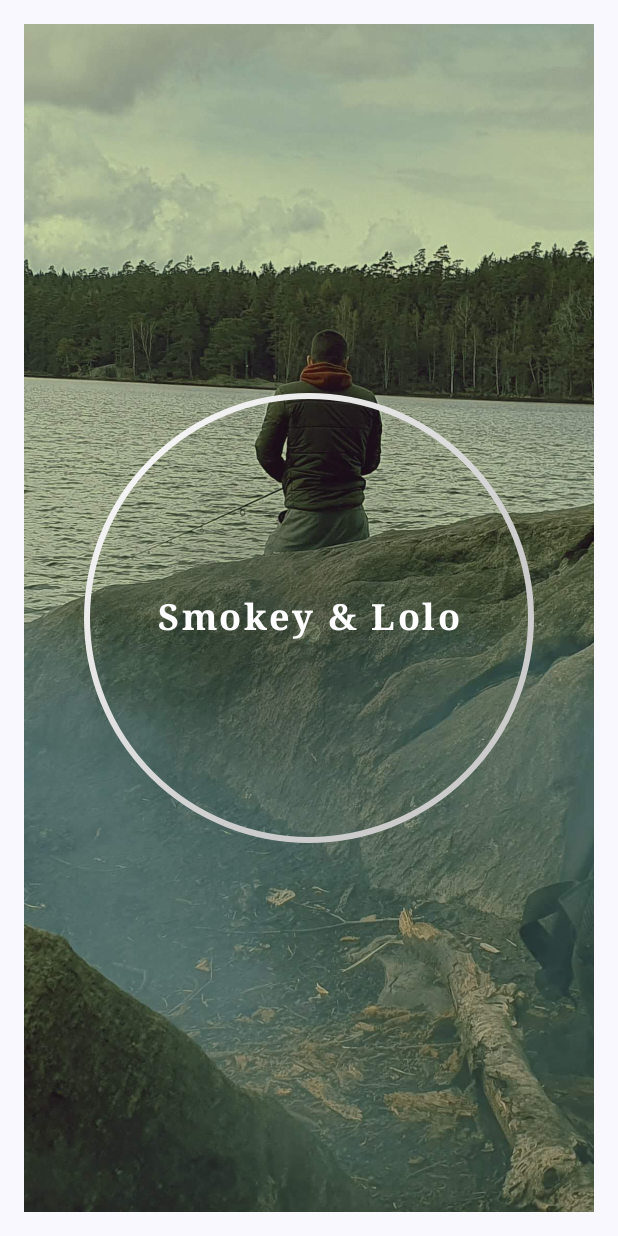
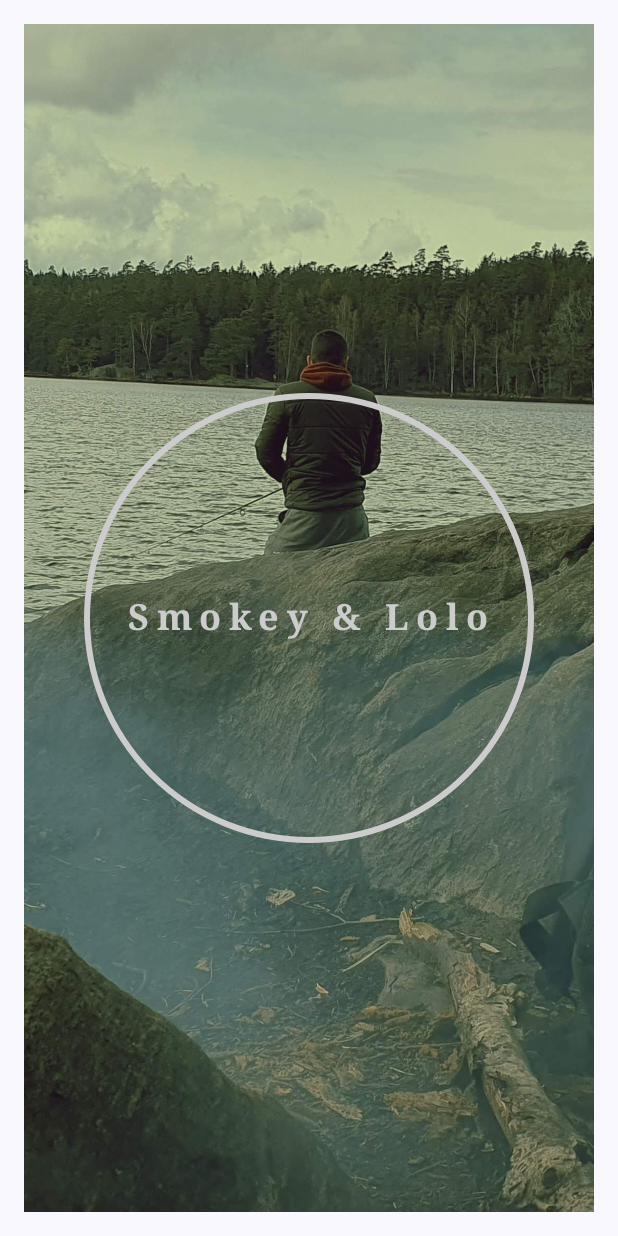
Before and after one commit to Samer-Ismael/Clicker, an Android app built with Jetpack Compose: the screen it shows after launch (MainActivity), on a phone screen of 412 x 824 dp. Run offline under Robolectric (Android 15) with nearby library versions, the phone set to English and light mode, and no system bars.

Commit message:
Updating the text and improving the look

```diff
--- a/app/src/main/java/com/example/clicer/MainActivity.kt
+++ b/app/src/main/java/com/example/clicer/MainActivity.kt
@@ -65,15 +65,15 @@ fun ClickableCircle(modifier: Modifier = Modifier, onClick: () -> Unit) {
     Box(
         modifier = modifier
             .fillMaxSize()
-            .padding(16.dp), // Add padding around the circle
-        contentAlignment = Alignment.Center // Center the circle
+            .padding(16.dp),
+        contentAlignment = Alignment.Center
     ) {
         // Background Image
         Image(
-            painter = painterResource(id = R.drawable._0210507_144655), // Ensure the resource ID is correct
+            painter = painterResource(id = R.drawable._0210507_144655),
             contentDescription = null,
             modifier = Modifier.fillMaxSize(),
-            contentScale = ContentScale.Crop // Scale the image to fill the entire background
+            contentScale = ContentScale.Crop
         )
 
         // Clickable Circle
@@ -82,26 +82,26 @@ fun ClickableCircle(modifier: Modifier = Modifier, onClick: () -> Unit) {
                 .size(300.dp)
                 .border(
                     BorderStroke(4.dp, Brush.linearGradient(
-                        colors = listOf(Color.White, Color.LightGray),
+                        colors = listOf(Color.LightGray, Color.LightGray),
                         start = Offset(0f, 0f),
                         end = Offset(300f, 300f)
                     )),
                     shape = CircleShape
                 )
-                .shadow(12.dp, CircleShape, ambientColor = Color.Black.copy(alpha = 0.2f), spotColor = Color.Black) // Enhanced shadow for a 3D effect
-                .clickable(onClick = onClick), // Make the circle clickable
-            contentAlignment = Alignment.Center // Center the text inside the box
+                .shadow(0.00001.dp, CircleShape, ambientColor = Color.Black.copy(alpha = 0.2f), spotColor = Color.Black) // Enhanced shadow for a 3D effect
+                .clickable(onClick = onClick),
+            contentAlignment = Alignment.Center
         ) {
             Text(
                 text = "Smokey & Lolo",
-                color = Color.White,
+                color = Color.LightGray,
                 style = TextStyle(
-                    fontSize = 24.sp, // Slightly larger font size for emphasis
+                    fontSize = 24.sp,
                     fontWeight = FontWeight.Bold,
-                    letterSpacing = 1.75.sp, // Slightly increased letter spacing for readability
-                    fontFamily = FontFamily.Serif // Use a professional font like Serif
+                    letterSpacing = 5.sp,
+                    fontFamily = FontFamily.Serif
                 ),
-                modifier = Modifier.padding(16.dp) // Add some padding around the text
+                modifier = Modifier.padding(16.dp)
             )
         }
     }
```
